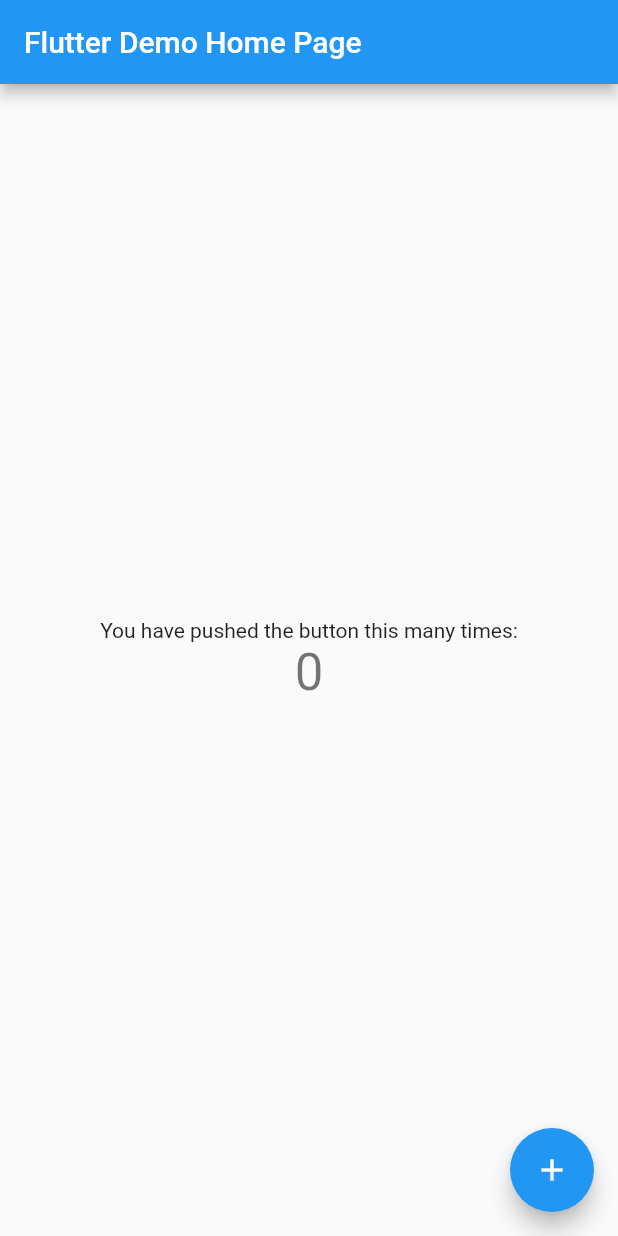
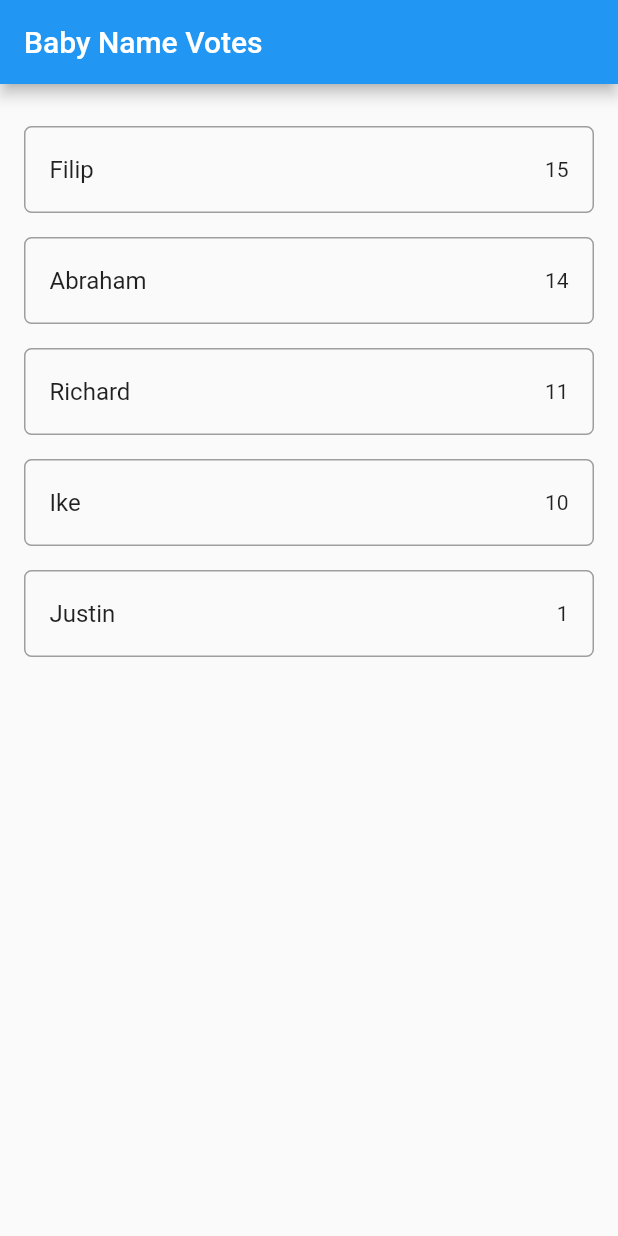
Before and after one commit to lucasmbraz/baby_names, a Flutter app: the screen it shows after launch, on a phone screen of 412 x 824 dp. Run offline on Flutter 3.47's test engine with Material 2 defaults, Android fonts, the phone set to English and light mode, and no system bars; our stand-ins replace cloud_firestore; accounts and stored records are empty.

Commit message:
Build UI using dummy data

```diff
--- a/lib/main.dart
+++ b/lib/main.dart
@@ -1,111 +1,86 @@
+import 'package:cloud_firestore/cloud_firestore.dart';
 import 'package:flutter/material.dart';
 
 void main() => runApp(MyApp());
 
+final dummySnapshot = [
+  {"name": "Filip", "votes": 15},
+  {"name": "Abraham", "votes": 14},
+  {"name": "Richard", "votes": 11},
+  {"name": "Ike", "votes": 10},
+  {"name": "Justin", "votes": 1},
+];
+
 class MyApp extends StatelessWidget {
-  // This widget is the root of your application.
   @override
   Widget build(BuildContext context) {
     return MaterialApp(
-      title: 'Flutter Demo',
-      theme: ThemeData(
-        // This is the theme of your application.
-        //
-        // Try running your application with "flutter run". You'll see the
-        // application has a blue toolbar. Then, without quitting the app, try
-        // changing the primarySwatch below to Colors.green and then invoke
-        // "hot reload" (press "r" in the console where you ran "flutter run",
-        // or simply save your changes to "hot reload" in a Flutter IDE).
-        // Notice that the counter didn't reset back to zero; the application
-        // is not restarted.
-        primarySwatch: Colors.blue,
-      ),
-      home: MyHomePage(title: 'Flutter Demo Home Page'),
+      title: 'Baby Names',
+      home: MyHomePage(),
     );
   }
 }
 
 class MyHomePage extends StatefulWidget {
-  MyHomePage({Key key, this.title}) : super(key: key);
-
-  // This widget is the home page of your application. It is stateful, meaning
-  // that it has a State object (defined below) that contains fields that affect
-  // how it looks.
-
-  // This class is the configuration for the state. It holds the values (in this
-  // case the title) provided by the parent (in this case the App widget) and
-  // used by the build method of the State. Fields in a Widget subclass are
-  // always marked "final".
-
-  final String title;
-
   @override
-  _MyHomePageState createState() => _MyHomePageState();
+  State<StatefulWidget> createState() => _MyHomePageState();
 }
 
 class _MyHomePageState extends State<MyHomePage> {
-  int _counter = 0;
-
-  void _incrementCounter() {
-    setState(() {
-      // This call to setState tells the Flutter framework that something has
-      // changed in this State, which causes it to rerun the build method below
-      // so that the display can reflect the updated values. If we changed
-      // _counter without calling setState(), then the build method would not be
-      // called again, and so nothing would appear to happen.
-      _counter++;
-    });
+  @override
+  Widget build(BuildContext context) {
+    return Scaffold(
+      appBar: AppBar(title: Text('Baby Name Votes')),
+      body: _buildBody(context),
+    );
   }
 
-  @override
-  Widget build(BuildContext context) {
-    // This method is rerun every time setState is called, for instance as done
-    // by the _incrementCounter method above.
-    //
-    // The Flutter framework has been optimized to make rerunning build methods
-    // fast, so that you can just rebuild anything that needs updating rather
-    // than having to individually change instances of widgets.
-    return Scaffold(
-      appBar: AppBar(
-        // Here we take the value from the MyHomePage object that was created by
-        // the App.build method, and use it to set our appbar title.
-        title: Text(widget.title),
-      ),
-      body: Center(
-        // Center is a layout widget. It takes a single child and positions it
-        // in the middle of the parent.
-        child: Column(
-          // Column is also a layout widget. It takes a list of children and
-          // arranges them vertically. By default, it sizes itself to fit its
-          // children horizontally, and tries to be as tall as its parent.
-          //
-          // Invoke "debug painting" (press "p" in the console, choose the
-          // "Toggle Debug Paint" action from the Flutter Inspector in Android
-          // Studio, or the "Toggle Debug Paint" command in Visual Studio Code)
-          // to see the wireframe for each widget.
-          //
-          // Column has various properties to control how it sizes itself and
-          // how it positions its children. Here we use mainAxisAlignment to
-          // center the children vertically; the main axis here is the vertical
-          // axis because Columns are vertical (the cross axis would be
-          // horizontal).
-          mainAxisAlignment: MainAxisAlignment.center,
-          children: <Widget>[
-            Text(
-              'You have pushed the button this many times:',
-            ),
-            Text(
-              '$_counter',
-              style: Theme.of(context).textTheme.display1,
-            ),
-          ],
+  Widget _buildBody(BuildContext context) {
+    return _buildList(context, dummySnapshot);
+  }
+
+  Widget _buildList(BuildContext context, List<Map> snapshot) {
+    return ListView(
+      padding: const EdgeInsets.only(top: 20),
+      children: snapshot.map((data) => _buildListItem(context, data)).toList(),
+    );
+  }
+
+  Widget _buildListItem(BuildContext context, Map data) {
+    final record = Record.fromMap(data);
+
+    return Padding(
+      key: ValueKey(record.name),
+      padding: const EdgeInsets.symmetric(horizontal: 16, vertical: 8),
+      child: Container(
+        decoration: BoxDecoration(
+          border: Border.all(color: Colors.grey),
+          borderRadius: BorderRadius.circular(5),
+        ),
+        child: ListTile(
+          title: Text(record.name),
+          trailing: Text(record.votes.toString()),
+          onTap: () => print(record),
         ),
       ),
-      floatingActionButton: FloatingActionButton(
-        onPressed: _incrementCounter,
-        tooltip: 'Increment',
-        child: Icon(Icons.add),
-      ), // This trailing comma makes auto-formatting nicer for build methods.
     );
   }
 }
+
+class Record {
+  final String name;
+  final int votes;
+  final DocumentReference reference;
+
+  Record.fromMap(Map<String, dynamic> map, {this.reference})
+      : assert(map['name'] != null),
+        assert(map['votes'] != null),
+        name = map['name'],
+        votes = map['votes'];
+
+  Record.fromSnapshot(DocumentSnapshot snapshot)
+      : this.fromMap(snapshot.data, reference: snapshot.reference);
+
+  @override
+  String toString() => "Record<$name:$votes>";
+}
--- a/pubspec.yaml
+++ b/pubspec.yaml
@@ -19,6 +19,8 @@
 dependencies:
   flutter:
     sdk: flutter
+
+  cloud_firestore: ^0.12.10
 
   # The following adds the Cupertino Icons font to your application.
   # Use with the CupertinoIcons class for iOS style icons.
```
Also changed, not shown: pubspec.lock, 6 other files.
